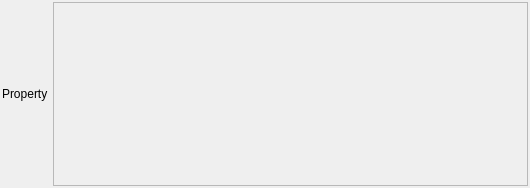
First picture: the form in Source/DREAM3DWidgetsLib/FilterParameterWidgets/UI_Files/PhaseTypeSelectionWidget.ui, repository BlueQuartzSoftware/DREAM3D, before the edit.
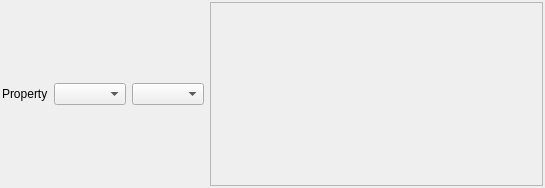
Second picture: the form after the edit.

Diff of the .ui file:
```diff
--- a/Source/DREAM3DWidgetsLib/FilterParameterWidgets/UI_Files/PhaseTypeSelectionWidget.ui
+++ b/Source/DREAM3DWidgetsLib/FilterParameterWidgets/UI_Files/PhaseTypeSelectionWidget.ui
@@ -6,34 +6,25 @@
    <rect>
     <x>0</x>
     <y>0</y>
-    <width>530</width>
+    <width>545</width>
     <height>188</height>
    </rect>
   </property>
-  <layout class="QHBoxLayout" name="horizontalLayout">
-   <property name="spacing">
-    <number>5</number>
-   </property>
-   <property name="leftMargin">
+  <layout class="QGridLayout" name="gridLayout">
+   <property name="margin">
     <number>2</number>
    </property>
-   <property name="topMargin">
-    <number>2</number>
-   </property>
-   <property name="rightMargin">
-    <number>2</number>
-   </property>
-   <property name="bottomMargin">
-    <number>2</number>
-   </property>
-   <item>
+   <item row="0" column="1">
+    <widget class="QComboBox" name="dataContainerList"/>
+   </item>
+   <item row="0" column="0">
     <widget class="QLabel" name="label">
      <property name="text">
       <string>Property</string>
      </property>
     </widget>
    </item>
-   <item>
+   <item row="0" column="3">
     <widget class="QScrollArea" name="m_PhaseTypeScrollArea">
      <property name="minimumSize">
       <size>
@@ -49,8 +40,8 @@
        <rect>
         <x>0</x>
         <y>0</y>
-        <width>477</width>
-        <height>182</height>
+        <width>248</width>
+        <height>180</height>
        </rect>
       </property>
       <layout class="QFormLayout" name="formLayout_2">
@@ -76,6 +67,9 @@
      </widget>
     </widget>
    </item>
+   <item row="0" column="2">
+    <widget class="QComboBox" name="attributeMatrixList"/>
+   </item>
   </layout>
  </widget>
  <resources/>
```
Left out of the diff: 11 changed lines with no effect on the pictures.
